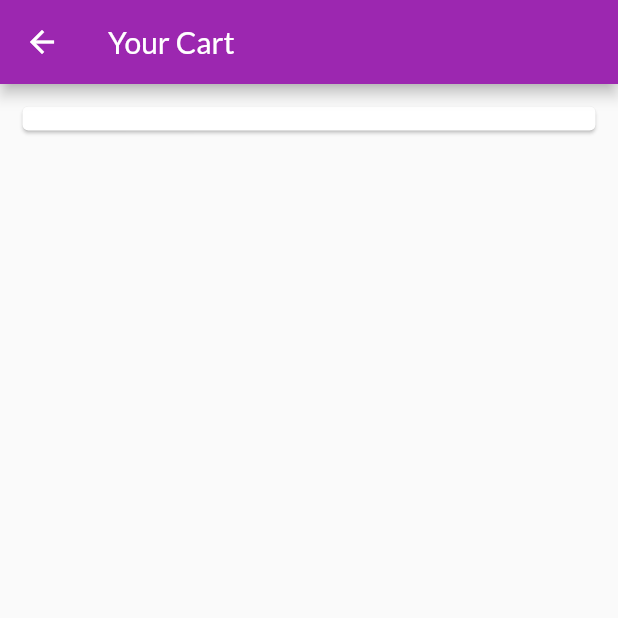
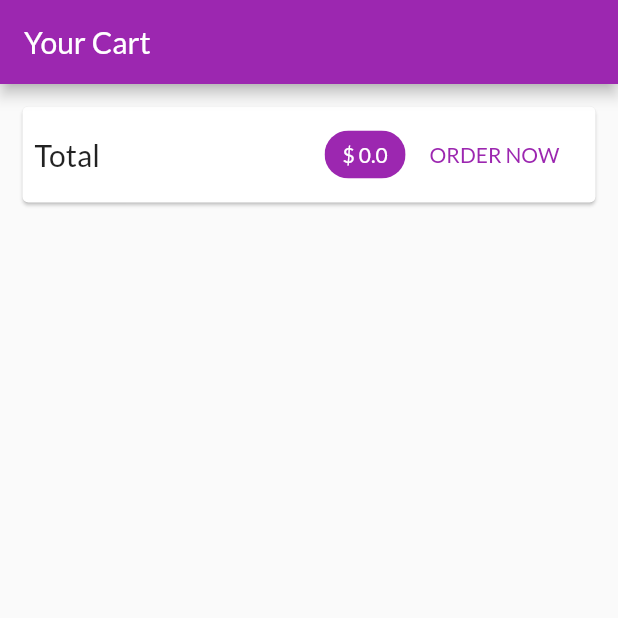
Before and after one commit to arunmopare/shop-application-flutter, a Flutter app: the CartScreen screen opened directly, on a phone screen of 412 x 824 dp, the top half of it. Run offline on Flutter 3.47's test engine with Material 2 defaults, Android fonts, the phone set to English and light mode, and no system bars; network calls fail.

Commit message:
added cart UI

```diff
--- a/lib/main.dart
+++ b/lib/main.dart
@@ -1,6 +1,7 @@
 import 'package:flutter/material.dart';
 import 'package:my_shop/providers/cart.dart';
 import 'package:my_shop/providers/products.dart';
+import 'package:my_shop/screens/cart_screen.dart';
 import 'package:my_shop/screens/product_details_screen.dart';
 import 'package:my_shop/screens/products_overview_screen.dart';
 import 'package:provider/provider.dart';
@@ -34,6 +35,7 @@
         routes: {
           ProductDerailsScreen.routeName: (ctx) =>
               ProductDerailsScreen(),
+          CartScreen.routeName: (ctx) => CartScreen()
         },
         debugShowCheckedModeBanner: false,
       ),
--- a/lib/providers/cart.dart
+++ b/lib/providers/cart.dart
@@ -20,6 +20,14 @@
 
   Map<String, CartItem> get items {
     return {..._items};
+  }
+
+  double get totalAmount {
+    double total = 0.0;
+    _items.forEach((key, cartItem) {
+      total += cartItem.price * cartItem.quantity;
+    });
+    return total;
   }
 
   int get itemCount {
--- a/lib/screens/cart_screen.dart
+++ b/lib/screens/cart_screen.dart
@@ -1,10 +1,14 @@
 import 'package:flutter/material.dart';
+import 'package:my_shop/providers/cart.dart';
+import 'package:provider/provider.dart';
+import '../widgets/cart_item.dart';
 
 class CartScreen extends StatelessWidget {
-  const CartScreen({Key key}) : super(key: key);
+  static const routeName = '/cart';
 
   @override
   Widget build(BuildContext context) {
+    final cart = Provider.of<Cart>(context);
     return Scaffold(
       appBar: AppBar(
         title: Text('Your Cart'),
@@ -16,10 +20,49 @@
             child: Padding(
               padding: EdgeInsets.all(8),
               child: Row(
-                children: [],
+                mainAxisAlignment:
+                    MainAxisAlignment.spaceBetween,
+                children: <Widget>[
+                  Text(
+                    'Total',
+                    style: TextStyle(fontSize: 20),
+                  ),
+                  SizedBox(width: 10),
+                  Spacer(),
+                  Chip(
+                    label: Text(
+                      '\$ ${cart.totalAmount}',
+                      style: TextStyle(
+                          color: Theme.of(context)
+                              .primaryTextTheme
+                              .bodyText1
+                              .color),
+                    ),
+                    backgroundColor:
+                        Theme.of(context).primaryColor,
+                  ),
+                  FlatButton(
+                    onPressed: () {},
+                    textColor:
+                        Theme.of(context).primaryColor,
+                    child: Text('ORDER NOW'),
+                  ),
+                ],
               ),
             ),
-          )
+          ),
+          SizedBox(
+            height: 10,
+          ),
+          Expanded(
+              child: ListView.builder(
+            itemCount: cart.itemCount,
+            itemBuilder: (ctx, i) => CartItemWidget(
+                cart.items.values.toList()[i].id,
+                cart.items.values.toList()[i].price,
+                cart.items.values.toList()[i].quantity,
+                cart.items.values.toList()[i].title),
+          )),
         ],
       ),
     );
--- a/lib/screens/products_overview_screen.dart
+++ b/lib/screens/products_overview_screen.dart
@@ -1,5 +1,6 @@
 import 'package:flutter/material.dart';
 import 'package:my_shop/providers/cart.dart';
+import 'package:my_shop/screens/cart_screen.dart';
 import 'package:my_shop/widgets/badge.dart';
 import 'package:my_shop/widgets/products_grid.dart';
 import 'package:provider/provider.dart';
@@ -54,7 +55,10 @@
               icon: Icon(
                 Icons.shopping_cart,
               ),
-              onPressed: () {},
+              onPressed: () {
+                Navigator.of(context)
+                    .pushNamed(CartScreen.routeName);
+              },
             ),
           ),
         ],
```
Also changed, not shown: lib/widgets/cart_item.dart (added, +44 -0 lines).
